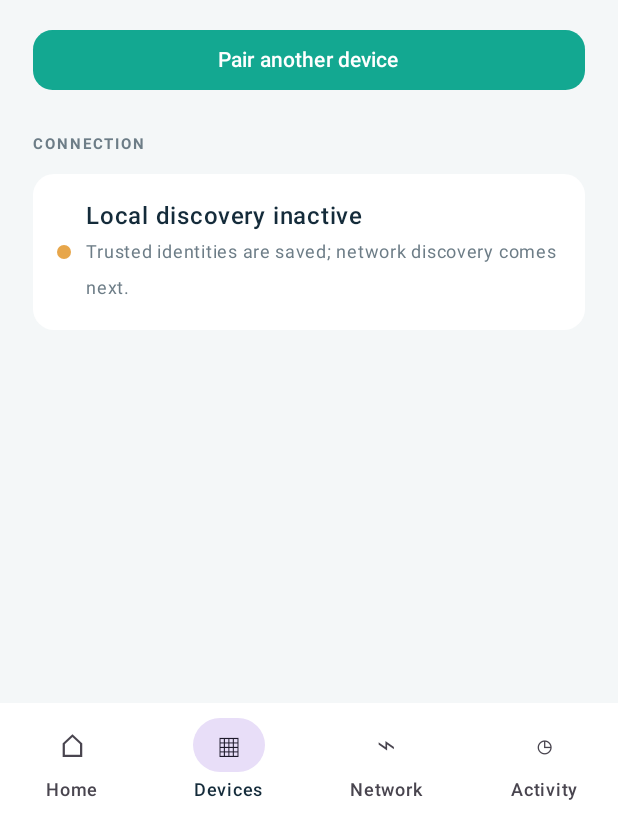
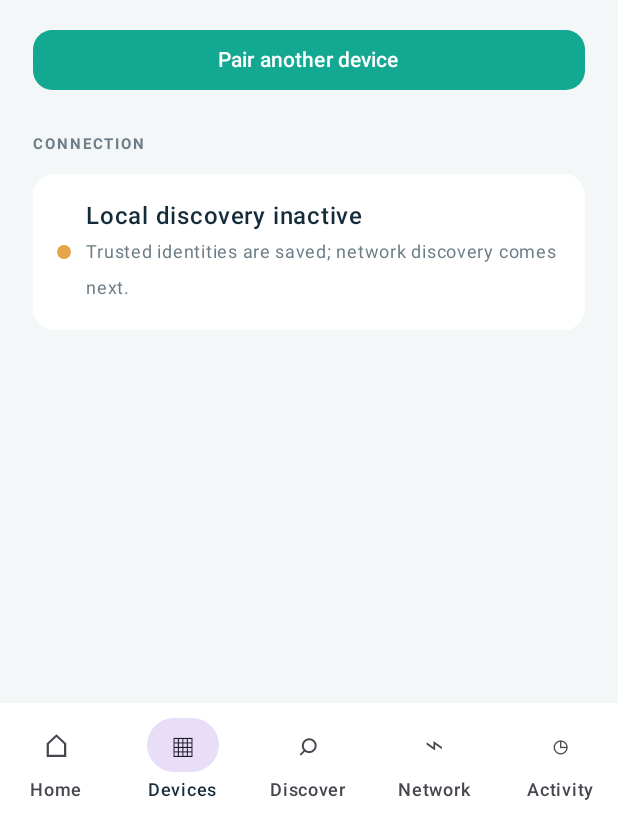
Before and after one commit to MafazAnsar/ECHO-Caller, an Android app built with Jetpack Compose: the screen it shows after launch (MainActivity), item 2 of the bottom bar chosen, on a phone screen of 412 x 824 dp, the part 413-1236 px from its top. Run offline under Robolectric (Android 15) with nearby library versions, the phone set to English and light mode, and no system bars; 5 statements that could not run were skipped.

Commit message:
Add files via upload

```diff
--- a/app/src/main/java/com/echo/caller/MainActivity.kt
+++ b/app/src/main/java/com/echo/caller/MainActivity.kt
@@ -1,4 +1,3 @@
-
 package com.echo.caller
 
 import android.Manifest
@@ -82,7 +81,7 @@ private fun EchoApp(identity: DeviceIdentity, store: TrustedDeviceStore) {
             containerColor = Canvas,
             bottomBar = {
                 if (!pairing) NavigationBar(containerColor = Color.White) {
-                    listOf("Home", "Devices", "Network", "Activity").forEach { item ->
+                    listOf("Home", "Devices", "Discover", "Network", "Activity").forEach { item ->
                         NavigationBarItem(
                             selected = tab == item,
                             onClick = {
@@ -94,6 +93,7 @@ private fun EchoApp(identity: DeviceIdentity, store: TrustedDeviceStore) {
                                     when (item) {
                                         "Home" -> "⌂"
                                         "Devices" -> "▦"
+                                        "Discover" -> "⌕"
                                         "Network" -> "⌁"
                                         else -> "◷"
                                     },
@@ -129,6 +129,10 @@ private fun EchoApp(identity: DeviceIdentity, store: TrustedDeviceStore) {
                         store.remove(it)
                         trusted = store.all()
                     }
+                )
+
+                tab == "Discover" -> WifiDirectDiscoveryScreen(
+                    Modifier.padding(pad)
                 )
 
                 tab == "Network" -> NetworkDiagnosticsScreen(
```
